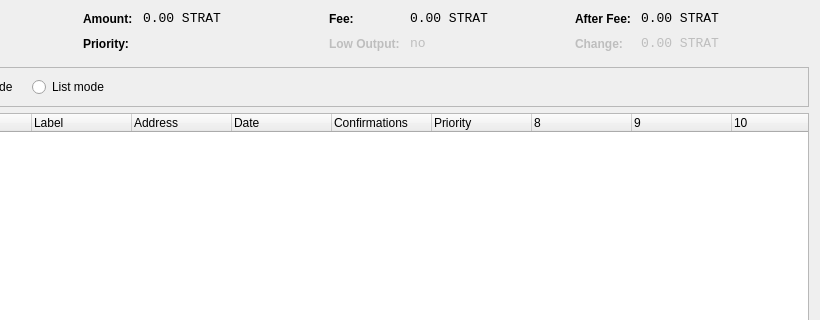
The window that src/qt/forms/coincontroldialog.ui (zealdeal/zeal) describes before a commit, drawn with Qt 5; both pictures show x 180 to 1000 and y 0 to 320 of the 1000 by 500 pixel window.
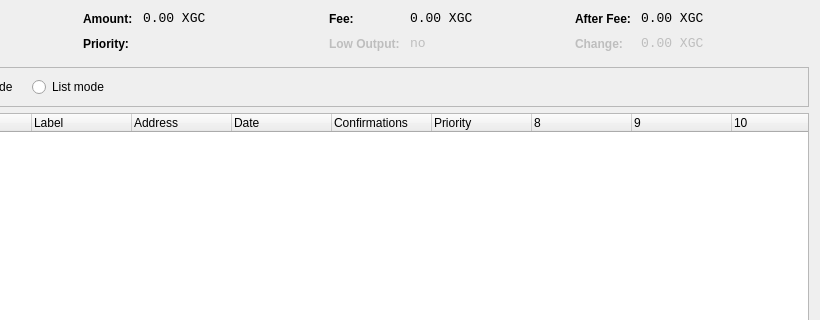
The same window after the commit. Custom widgets are drawn as their Qt base class.

Patch:
```diff
--- a/src/qt/forms/coincontroldialog.ui
+++ b/src/qt/forms/coincontroldialog.ui
@@ -141,7 +141,7 @@
           <enum>Qt::ActionsContextMenu</enum>
          </property>
          <property name="text">
-          <string notr="true">0.00 STRAT</string>
+          <string notr="true">0.00 XGC</string>
          </property>
          <property name="textInteractionFlags">
           <set>Qt::LinksAccessibleByMouse|Qt::TextSelectableByKeyboard|Qt::TextSelectableByMouse</set>
@@ -221,7 +221,7 @@
           <enum>Qt::ActionsContextMenu</enum>
          </property>
          <property name="text">
-          <string notr="true">0.00 STRAT</string>
+          <string notr="true">0.00 XGC</string>
          </property>
          <property name="textInteractionFlags">
           <set>Qt::LinksAccessibleByMouse|Qt::TextSelectableByKeyboard|Qt::TextSelectableByMouse</set>
@@ -307,7 +307,7 @@
           <enum>Qt::ActionsContextMenu</enum>
          </property>
          <property name="text">
-          <string notr="true">0.00 STRAT</string>
+          <string notr="true">0.00 XGC</string>
          </property>
          <property name="textInteractionFlags">
           <set>Qt::LinksAccessibleByMouse|Qt::TextSelectableByKeyboard|Qt::TextSelectableByMouse</set>
@@ -345,7 +345,7 @@
           <enum>Qt::ActionsContextMenu</enum>
          </property>
          <property name="text">
-          <string notr="true">0.00 STRAT</string>
+          <string notr="true">0.00 XGC</string>
          </property>
          <property name="textInteractionFlags">
           <set>Qt::LinksAccessibleByMouse|Qt::TextSelectableByKeyboard|Qt::TextSelectableByMouse</set>
```
